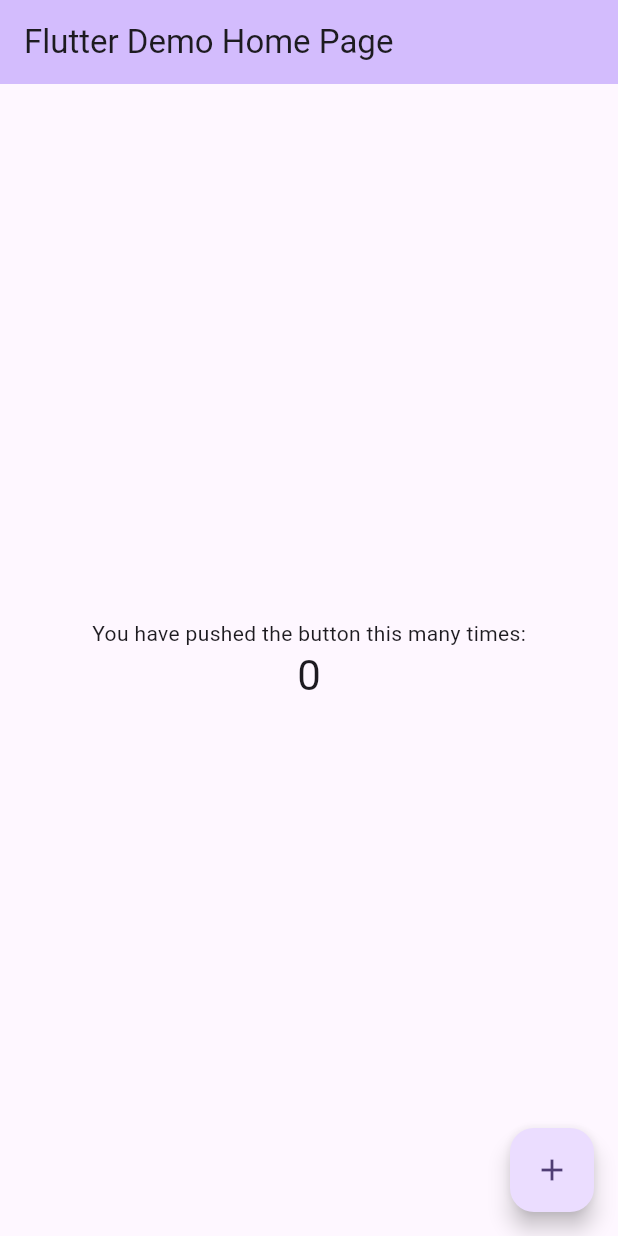
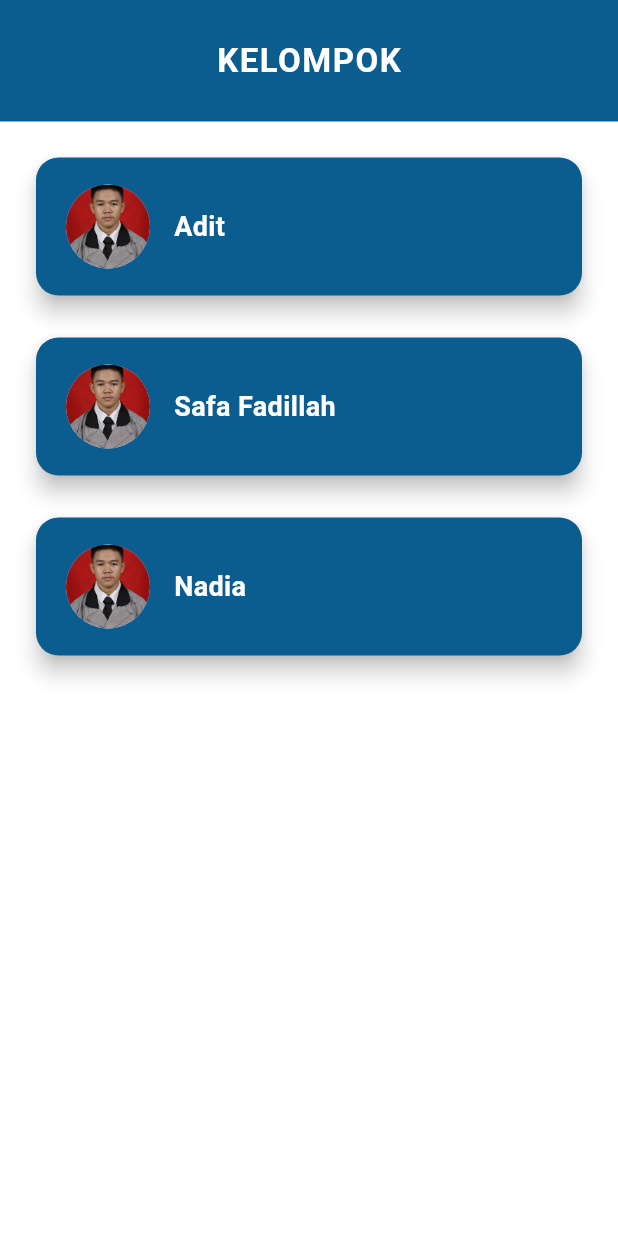
Before and after one commit to MuhammadFazriAditiansyah/flutter-profile, a Flutter app: the screen it shows after launch, on a phone screen of 412 x 824 dp. Run offline on Flutter 3.47's test engine with Material 3 defaults, Android fonts, the phone set to English and light mode, and no system bars.

Commit message:
dashboard

```diff
--- /dev/null
+++ b/lib/dashboard.dart
@@ -0,0 +1,126 @@
+import 'package:flutter/material.dart';
+import 'profile1.dart';
+import 'profile2.dart';
+import 'profile3.dart';
+
+class DashboardPage extends StatelessWidget {
+  const DashboardPage({super.key});
+
+  @override
+  Widget build(BuildContext context) {
+    return Scaffold(
+      backgroundColor: Colors.white,
+      body: Column(
+        crossAxisAlignment: CrossAxisAlignment.stretch,
+        children: [
+          // Bagian Header
+          Container(
+            padding: const EdgeInsets.symmetric(vertical: 25),
+            color: const Color(0xFF0C5D8F),
+            child: const Center(
+              child: Text(
+                "KELOMPOK",
+                style: TextStyle(
+                  color: Colors.white,
+                  fontSize: 22,
+                  fontWeight: FontWeight.bold,
+                  letterSpacing: 1,
+                ),
+              ),
+            ),
+          ),
+
+          const SizedBox(height: 20),
+
+          // Daftar Anggota
+          Expanded(
+            child: ListView(
+              padding: const EdgeInsets.symmetric(horizontal: 20),
+              children: [
+                MemberCard(
+                  name: "Adit",
+                  imagePath: "assets/images/profile1.jpg",
+                  onTap: () {
+                    Navigator.push(
+                      context,
+                      MaterialPageRoute(builder: (context) => const Profile1Page()),
+                    );
+                  },
+                ),
+                const SizedBox(height: 20),
+                MemberCard(
+                  name: "Safa Fadillah",
+                  imagePath: "assets/images/profile2.jpg",
+                  onTap: () {
+                    Navigator.push(
+                      context,
+                      MaterialPageRoute(builder: (context) => const Profile2Page()),
+                    );
+                  },
+                ),
+                const SizedBox(height: 20),
+                MemberCard(
+                  name: "Nadia",
+                  imagePath: "assets/images/profile3.jpg",
+                  onTap: () {
+                    Navigator.push(
+                      context,
+                      MaterialPageRoute(builder: (context) => const Profile3Page()),
+                    );
+                  },
+                ),
+              ],
+            ),
+          )
+        ],
+      ),
+    );
+  }
+}
+
+// Widget Card Anggota
+class MemberCard extends StatelessWidget {
+  final String name;
+  final String imagePath;
+  final VoidCallback onTap;
+
+  const MemberCard({
+    super.key,
+    required this.name,
+    required this.imagePath,
+    required this.onTap,
+  });
+
+  @override
+  Widget build(BuildContext context) {
+    return InkWell(
+      onTap: onTap, // aksi ketika diklik
+      borderRadius: BorderRadius.circular(15),
+      child: Card(
+        elevation: 6,
+        shape: RoundedRectangleBorder(borderRadius: BorderRadius.circular(15)),
+        color: const Color(0xFF0C5D8F),
+        child: Padding(
+          padding: const EdgeInsets.symmetric(vertical: 18, horizontal: 20),
+          child: Row(
+            children: [
+              CircleAvatar(
+                radius: 28,
+                backgroundImage: AssetImage(imagePath),
+              ),
+              const SizedBox(width: 16),
+              Text(
+                name,
+                style: const TextStyle(
+                  color: Colors.white,
+                  fontWeight: FontWeight.bold,
+                  fontSize: 18,
+                ),
+              )
+            ],
+          ),
+        ),
+      ),
+    );
+  }
+}
--- a/lib/main.dart
+++ b/lib/main.dart
@@ -1,4 +1,5 @@
 import 'package:flutter/material.dart';
+import 'dashboard.dart';
 
 void main() {
   runApp(const MyApp());
@@ -10,59 +11,13 @@ class MyApp extends StatelessWidget {
   @override
   Widget build(BuildContext context) {
     return MaterialApp(
+      debugShowCheckedModeBanner: false,
       title: 'Flutter Demo',
       theme: ThemeData(
-        colorScheme: ColorScheme.fromSeed(seedColor: Colors.deepPurple),
+        colorScheme: ColorScheme.fromSeed(seedColor: const Color(0xFF0C5D8F)),
         useMaterial3: true,
       ),
-      home: const MyHomePage(title: 'Flutter Demo Home Page'),
+      home: const DashboardPage(),
     );
   }
 }
-
-class MyHomePage extends StatefulWidget {
-  const MyHomePage({super.key, required this.title});
-  final String title;
-
-  @override
-  State<MyHomePage> createState() => _MyHomePageState();
-}
-
-class _MyHomePageState extends State<MyHomePage> {
-  int _counter = 0;
-
-  void _incrementCounter() {
-    setState(() {
-      _counter++;
-    });
-  }
-
-  @override
-  Widget build(BuildContext context) {
-    return Scaffold(
-      appBar: AppBar(
-        backgroundColor: Theme.of(context).colorScheme.inversePrimary,
-        title: Text(widget.title),
-      ),
-      body: Center(
-        child: Column(
-          mainAxisAlignment: MainAxisAlignment.center,
-          children: <Widget>[
-            const Text(
-              'You have pushed the button this many times:',
-            ),
-            Text(
-              '$_counter',
-              style: Theme.of(context).textTheme.headlineMedium,
-            ),
-          ],
-        ),
-      ),
-      floatingActionButton: FloatingActionButton(
-        onPressed: _incrementCounter,
-        tooltip: 'Increment',
-        child: const Icon(Icons.add),
-      ),
-    );
-  }
-}
```
Also changed, not shown: lib/profile1.dart (+18 -0 lines), lib/profile2.dart (+18 -0 lines), lib/profile3.dart (+18 -0 lines), pubspec.yaml (+6 -68 lines), assets/images/profile1.jpg (added), assets/images/profile2.jpg (added), assets/images/profile3.jpg (added).
